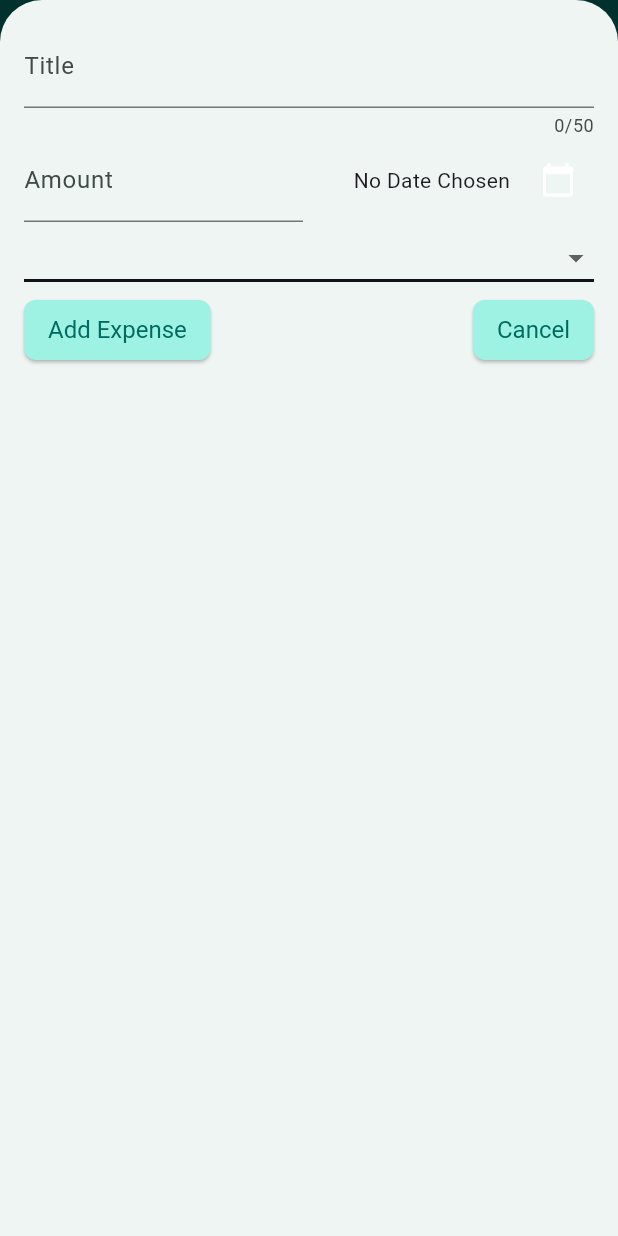
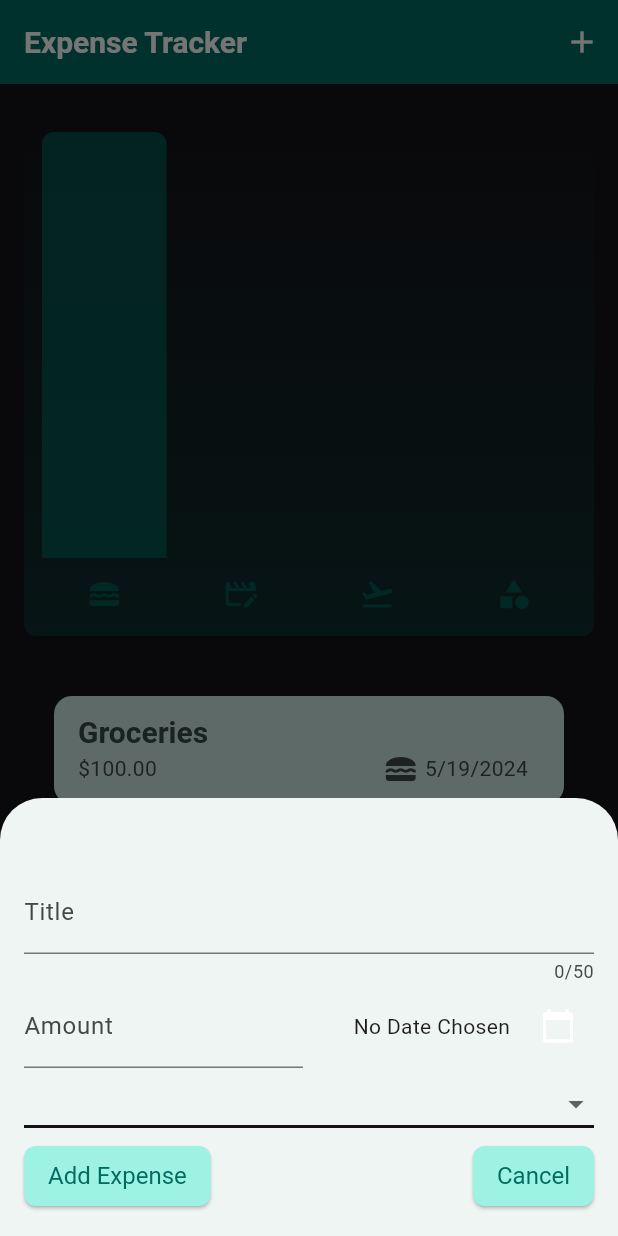
Before and after one commit to kurohige/FlutterLearningProjects, a Flutter app: the screen it shows after launch, after a tap on the "add" icon, on a phone screen of 412 x 824 dp. Run offline on Flutter 3.47's test engine with Material 3 defaults, Android fonts, the phone set to English and light mode, and no system bars; our stand-ins replace google_fonts.

Commit message:
layout and control of spacing from context.

```diff
--- a/expense_tracker/lib/main.dart
+++ b/expense_tracker/lib/main.dart
@@ -1,6 +1,6 @@
 import 'package:expense_tracker/widgets/expenses.dart';
 import 'package:flutter/material.dart';
-import 'package:flutter/services.dart';
+
 
 var kColorScheme =
     ColorScheme.fromSeed(seedColor: const Color.fromARGB(255, 104, 253, 233));
--- a/expense_tracker/lib/widgets/expenses.dart
+++ b/expense_tracker/lib/widgets/expenses.dart
@@ -60,6 +60,7 @@ class _ExpensesState extends State<Expenses> {
 
   void _openAddExepenseOverlay() {
     showModalBottomSheet(
+      useSafeArea: true,
       isScrollControlled: true,
       context: context,
       builder: (ctx) => NewExpense(addExpense: _addExpense),
@@ -68,6 +69,8 @@ class _ExpensesState extends State<Expenses> {
 
   @override
   Widget build(BuildContext context) {
+    final width = MediaQuery.of(context).size.width;
+
     Widget mainContent = const Center(
       child: Text('No expenses found. start adding some!'),
     );
@@ -88,9 +91,24 @@ class _ExpensesState extends State<Expenses> {
           ),
         ],
       ),
-      body: Column(
+      body: width < 600
+          ? Column(
               children: [
-          Chart(expenses: _registeredexpenses),
+                Expanded(
+                  child: Chart(
+                    expenses: _registeredexpenses,
+                  ),
+                ),
+                Expanded(
+                  child: mainContent,
+                ),
+              ],
+            )
+          : Row(
+              children: [
+                Expanded(
+                  child: Chart(expenses: _registeredexpenses),
+                ),
                 Expanded(
                   child: mainContent,
                 ),
--- a/expense_tracker/lib/widgets/expenses_list/expense_item.dart
+++ b/expense_tracker/lib/widgets/expenses_list/expense_item.dart
@@ -17,7 +17,7 @@ class ExpenseItem extends StatelessWidget {
         child: ListTile(
           title: Text(
             expense.title,
-            textAlign: TextAlign.center,
+            textAlign: TextAlign.left,
             style: Theme.of(context).textTheme.titleLarge,
           ),
           subtitle: Row(
--- a/expense_tracker/lib/widgets/new_expense.dart
+++ b/expense_tracker/lib/widgets/new_expense.dart
@@ -90,8 +90,13 @@ class _NewExpenseState extends State<NewExpense> {
 
   @override
   Widget build(BuildContext context) {
-    return Padding(
-      padding: const EdgeInsets.all(16),
+    final KeyboardSpace = MediaQuery.of(context).viewInsets.bottom;
+
+    return LayoutBuilder(
+      builder: (ctx, constrains) {
+        return SingleChildScrollView(
+          child: Padding(
+            padding: EdgeInsets.fromLTRB(16, 48, 16, 16 + KeyboardSpace),
             child: Column(
               crossAxisAlignment: CrossAxisAlignment.end,
               children: [
@@ -106,6 +111,9 @@ class _NewExpenseState extends State<NewExpense> {
                 addAndCancelButton(),
               ],
             ),
+          ),
+        );
+      }
     );
   }
 
@@ -165,7 +173,7 @@ class _NewExpenseState extends State<NewExpense> {
   DropdownButton<Category> categorySelection() {
     final isDarkTheme = Theme.of(context).brightness == Brightness.dark;
     final textColor =
-        isDarkTheme ? Color.fromARGB(255, 255, 255, 255) : Colors.black;
+        isDarkTheme ? const Color.fromARGB(255, 255, 255, 255) : Colors.black;
     final iconColor = isDarkTheme ? Colors.white : Colors.black;
 
     return DropdownButton<Category>(
```
Lines whose indentation alone changed are shown as unchanged.
